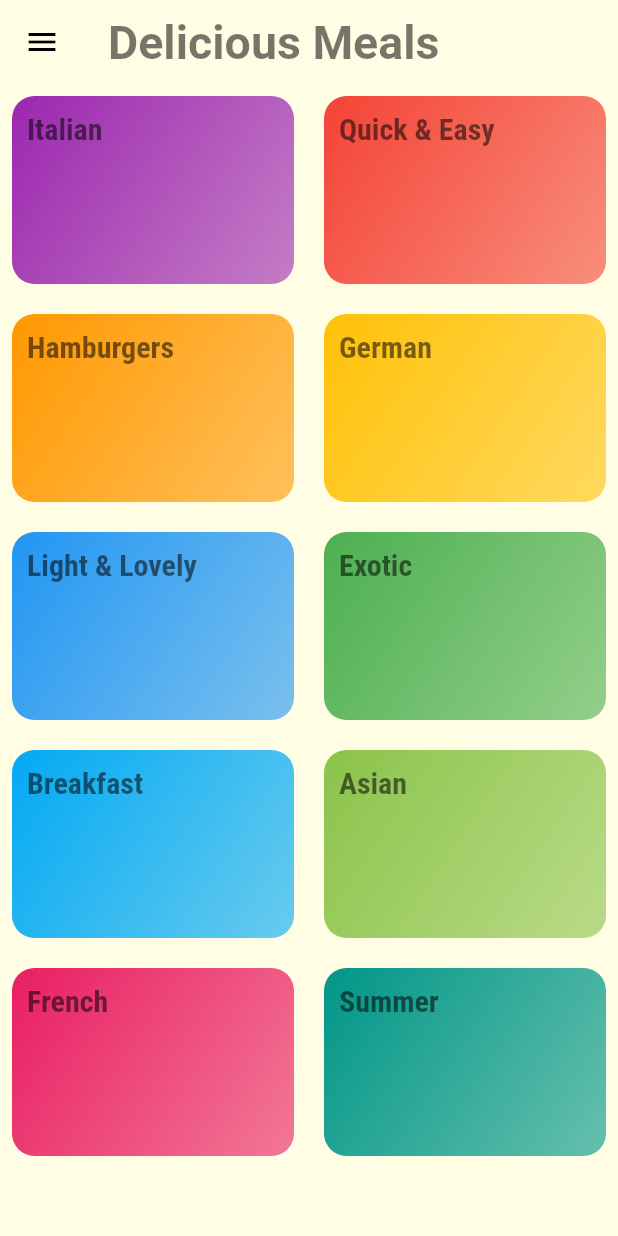
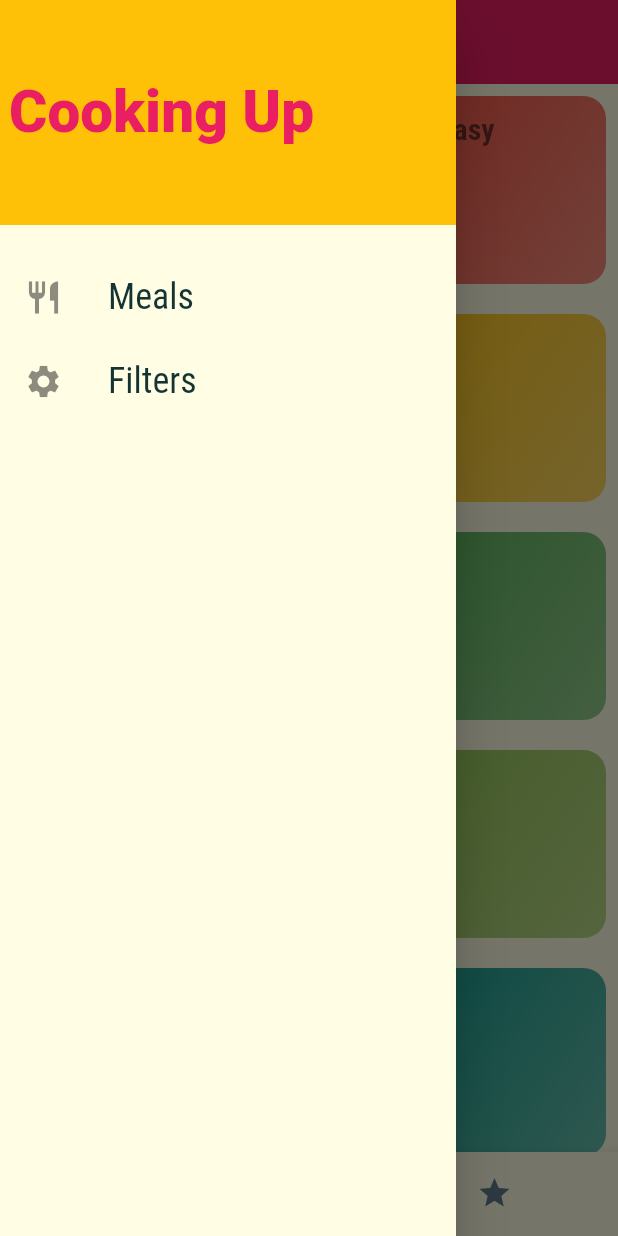
Before and after one commit to josidbobo/Meal_app, a Flutter app: the screen it shows after launch, with the side drawer open (before the commit the screen has no drawer), on a phone screen of 412 x 824 dp. Run offline on Flutter 3.47's test engine with Material 2 defaults, Android fonts, the phone set to English and light mode, and no system bars; Roboto replaces fonts that are missing (Raleway-Bold.ttf).

Commit message:
Updated the Screens

```diff
--- a/lib/main.dart
+++ b/lib/main.dart
@@ -1,4 +1,6 @@
 import 'package:flutter/material.dart';
+import 'package:meals_info_hub/screens/filter_screen.dart';
+import './screens/tabs_screen.dart';
 import './screens/categories_meal_screen.dart';
 
 import '/screens/categories_screen.dart';
@@ -28,24 +30,28 @@ class MyApp extends StatelessWidget {
                   fontFamily: 'RobotoCondensed',
                   fontSize: 20.0,
                   fontWeight: FontWeight.bold,
+
                 ),
               ),
           appBarTheme: const AppBarTheme(
+            titleTextStyle: TextStyle(fontSize: 31, fontFamily: 'Raleway-Bold.ttf',
+            color: Colors.pink),
             iconTheme: IconThemeData(color: Colors.black),
             elevation: 0,
             color: Color.fromRGBO(255, 254, 229, 1),
           ),
         ),
-        home: const CategoriesScreen(),
+        home: const TabsScreen(),
+        //initialRoute: '/',
         routes: {
           /* Another way of describing the page the home screen is located to be used after deleting the {home:} argument
-            '/': (ctx) => const CategoriesScreen(),
-        */
-          CategoriesMealScreen.routeName: (ctx) => const CategoriesMealScreen(),
-          MealDetailScreen.routeName: (ctx) => const MealDetailScreen(),
+            '/': (ctx) => const TabsScreen(), */
+            CategoriesMealScreen.routeName: (ctx) => const CategoriesMealScreen(),
+            MealDetailScreen.routeName: (ctx) => const MealDetailScreen(),
+            FilterScreen.routeName: (ctx) => const FilterScreen(),
         },
         onUnknownRoute: (settings) {
-          return MaterialPageRoute(builder: (ctx) => const CategoriesScreen());
+          return MaterialPageRoute(builder: (ctx) => const TabsScreen());
         });
   }
 }
--- a/lib/screens/categories_meal_screen.dart
+++ b/lib/screens/categories_meal_screen.dart
@@ -1,6 +1,6 @@
 import 'package:flutter/material.dart';
 import '../widgets/meal_item.dart';
-import '../models/3.2%20dummy_data.dart';
+import '../models/3.2_dummy_data.dart';
 
 class CategoriesMealScreen extends StatelessWidget {
   static const routeName = '/category-meals';
--- a/lib/screens/categories_screen.dart
+++ b/lib/screens/categories_screen.dart
@@ -1,5 +1,5 @@
 import 'package:flutter/material.dart';
-import '../models/3.2 dummy_data.dart';
+import '../models/3.2_dummy_data.dart';
 import '../widgets/category_item.dart';
 
 class CategoriesScreen extends StatelessWidget {
@@ -7,18 +7,7 @@ class CategoriesScreen extends StatelessWidget {
 
   @override
   Widget build(BuildContext context) {
-    return Scaffold(
-      appBar: AppBar(
-          leading: IconButton(
-            icon: const Icon(Icons.menu),
-            onPressed: () {},
-          ),
-          title: Text('Delicious Meals',
-              style: Theme.of(context)
-                  .textTheme
-                  .headline1
-                  ?.copyWith(fontSize: 31, fontFamily: 'Raleway-Bold.ttf'))),
-      body: GridView(
+    return GridView(
               padding: const EdgeInsets.all(8),
               gridDelegate: const SliverGridDelegateWithMaxCrossAxisExtent(
                 // width of the Grid.
@@ -34,7 +23,6 @@ class CategoriesScreen extends StatelessWidget {
                   .map((item) =>
                       CategoryItem(title: item.title, color: item.color, id: item.id,))
                   .toList(),
-            ),
     );
   }
 }
--- /dev/null
+++ b/lib/screens/tabs_screen.dart
@@ -0,0 +1,61 @@
+import 'package:flutter/material.dart';
+import '../widgets/main_drawer.dart';
+import '../screens/favourites_screen.dart';
+import '../screens/categories_screen.dart';
+
+class TabsScreen extends StatefulWidget {
+  const TabsScreen({Key? key}) : super(key: key);
+
+  @override
+  State<TabsScreen> createState() => _TabsScreenState();
+}
+
+class _TabsScreenState extends State<TabsScreen> {
+  final List<Map<String, Object>> _pages = [
+    {'page' : const CategoriesScreen(), 'title': 'Categories'},
+    {'page': const FavouritesScreen(), 'title': 'Your Favourites'}
+  ];
+
+  int _selectedPageIndex = 0;
+
+  void _selectPage(int index) {
+    setState(() {
+      _selectedPageIndex = index;
+    });
+  }
+
+  @override
+  Widget build(BuildContext context) {
+    return Scaffold(
+      appBar: AppBar(
+        backgroundColor: Theme.of(context).colorScheme.primary,
+        title: Text(
+         _pages[_selectedPageIndex]['title'] as String,
+          style: Theme.of(context)
+              .textTheme
+              .headline1
+              ?.copyWith(color: Colors.white, fontSize: 32),
+        ),
+      ),
+      drawer: const MainDrawer(),
+      body: _pages[_selectedPageIndex]['page'] as Widget,
+      bottomNavigationBar: BottomNavigationBar(
+        selectedItemColor: Theme.of(context).colorScheme.primary,
+        unselectedItemColor: Colors.blueGrey,
+        currentIndex: _selectedPageIndex,
+        type: BottomNavigationBarType.shifting,
+        onTap: _selectPage,
+        items: const [
+          BottomNavigationBarItem(
+            icon: Icon(Icons.category),
+            label: 'Categories',
+          ),
+          BottomNavigationBarItem(
+            icon: Icon(Icons.star),
+            label: 'Favourites',
+          ),
+        ],
+      ),
+    );
+  }
+}
--- /dev/null
+++ b/lib/widgets/main_drawer.dart
@@ -0,0 +1,54 @@
+import 'package:flutter/material.dart';
+import '../screens/filter_screen.dart';
+import '../screens/tabs_screen.dart';
+
+
+class MainDrawer extends StatelessWidget {
+  const MainDrawer({Key? key}) : super(key: key);
+
+  Widget buildListTile(IconData icon, String title, Function()? tapHandler) {
+    return ListTile(
+      leading: Icon(
+        icon,
+        size: 26,
+      ),
+      title: Text(
+        title,
+        style: const TextStyle(fontFamily: 'RobotoCondensed', fontSize: 24),
+      ),
+      onTap: tapHandler,
+    );
+  }
+
+  @override
+  Widget build(BuildContext context) {
+    return Drawer(
+      child: Column(
+        children: [
+          Container(
+            padding: const EdgeInsets.all(6),
+            height: 150,
+            width: double.infinity,
+            alignment: Alignment.centerLeft,
+            color: Theme.of(context).colorScheme.secondary,
+            child: Text(
+              'Cooking Up',
+              style: TextStyle(
+                  fontSize: 39,
+                  fontWeight: FontWeight.w900,
+                  color: Theme.of(context).colorScheme.primary),
+            ),
+          ),
+          const SizedBox(height: 20),
+          buildListTile(Icons.restaurant, 'Meals', () {
+            Navigator.of(context).pushReplacement(
+                MaterialPageRoute(builder: (context) => const TabsScreen()));
+          }),
+          buildListTile(Icons.settings, 'Filters', () {
+            Navigator.of(context).pushReplacementNamed(FilterScreen.routeName);
+          }),
+        ],
+      ),
+    );
+  }
+}
```
Also changed, not shown: lib/screens/favourites_screen.dart (added, +13 -0 lines), lib/screens/filter_screen.dart (added, +18 -0 lines), lib/screens/meal_detail_screen.dart (+22 -21 lines), lib/models/3.2_dummy_data.dart (renamed from lib/models/3.2 dummy_data.dart).
